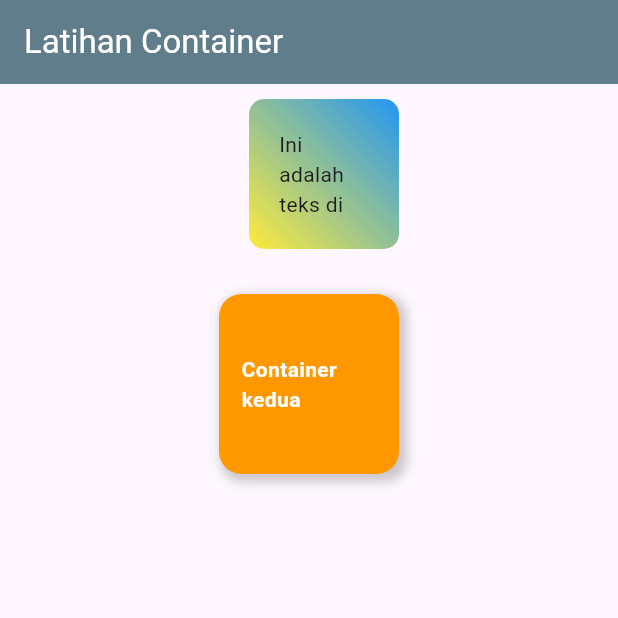
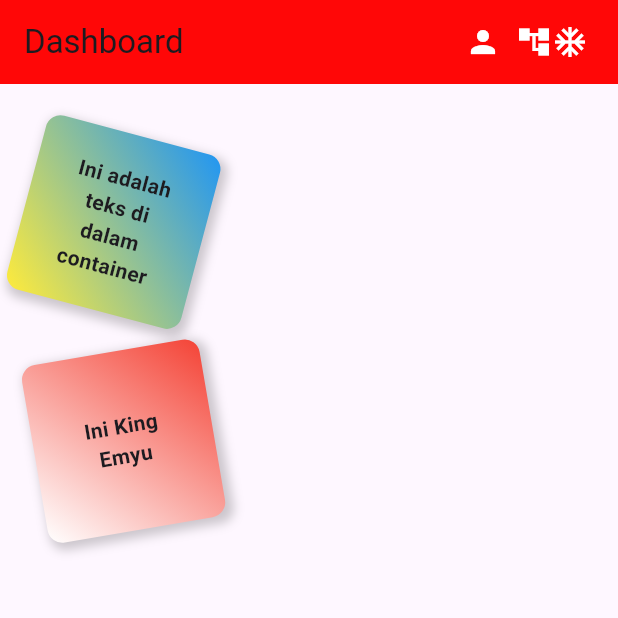
Before and after one commit to zaqimaulana/flutter_latihan_container, a Flutter app: the screen it shows after launch, on a phone screen of 412 x 824 dp, the top half of it. Run offline on Flutter 3.47's test engine with Material 3 defaults, Android fonts, the phone set to English and light mode, and no system bars.

Commit message:
container rotasi

```diff
--- a/lib/main.dart
+++ b/lib/main.dart
@@ -11,7 +11,7 @@ class MyApp extends StatelessWidget {
   Widget build(BuildContext context) {
     return MaterialApp(
       debugShowCheckedModeBanner: false,
-      title: "Latihan Container",
+      title: "judul aplikasi",
       home: const MyHome(),
     );
   }
@@ -24,20 +24,28 @@ class MyHome extends StatelessWidget {
   Widget build(BuildContext context) {
     return Scaffold(
       appBar: AppBar(
-        title: const Text("Latihan Container", style: TextStyle(color: Colors.white)),
-        backgroundColor: Colors.blueGrey,
+        title: const Text("Dashboard"),
+        backgroundColor: const Color.fromARGB(255, 255, 7, 7),
+        actions: const [
+          Icon(Icons.person, color: Colors.white),
+          SizedBox(width: 10),
+          Icon(Icons.account_tree, color: Colors.white),
+          Icon(Icons.ac_unit, color: Colors.white),
+          SizedBox(width: 20),
+        ],
       ),
-      body: Center(
-        child: Column(
-          mainAxisAlignment: MainAxisAlignment.start,
-          children: [
-            // 🔷 Container pertama
-            Container(
-              width: 100,
-              height: 100,
-              margin: const EdgeInsets.only(top: 10, left: 20),
+      body: Column(
+        crossAxisAlignment: CrossAxisAlignment.start,
+        children: [
+          // 🔄 Container 1 dengan efek rotasi 15 derajat
+          Transform.rotate(
+            angle: 0.26, // 0.26 radian = 15 derajat
+            child: Container(
+              width: 120,
+              height: 120,
+              alignment: Alignment.center,
+              margin: const EdgeInsets.only(top: 30, left: 20),
               padding: const EdgeInsets.all(20),
-              alignment: Alignment.topCenter,
               decoration: BoxDecoration(
                 gradient: const LinearGradient(
                   begin: Alignment.topRight,
@@ -45,22 +53,6 @@ class MyHome extends StatelessWidget {
                   colors: [Colors.blue, Colors.yellow],
                 ),
                 borderRadius: BorderRadius.circular(10.0),
-              ),
-              child: const Text("Ini adalah teks di dalam container"),
-            ),
-
-            const SizedBox(height: 20),
-
-            // 🔶 Container kedua (tambahan dari foto)
-            Container(
-              width: 120,
-              height: 120,
-              margin: const EdgeInsets.all(10),
-              padding: const EdgeInsets.all(15),
-              alignment: Alignment.center,
-              decoration: BoxDecoration(
-                color: Colors.orange,
-                borderRadius: BorderRadius.circular(15),
                 boxShadow: [
                   BoxShadow(
                     color: Colors.black.withOpacity(0.2),
@@ -71,12 +63,46 @@ class MyHome extends StatelessWidget {
                 ],
               ),
               child: const Text(
-                "Container kedua",
-                style: TextStyle(color: Colors.white, fontWeight: FontWeight.bold),
+                "Ini adalah teks di dalam container",
+                textAlign: TextAlign.center,
+                style: TextStyle(fontWeight: FontWeight.bold),
               ),
             ),
-          ],
-        ),
+          ),
+
+
+          Transform.rotate(
+            angle: -0.17, // -0.17 radian = -10 derajat
+            child: Container(
+              width: 120,
+              height: 120,
+              alignment: Alignment.center,
+              margin: const EdgeInsets.only(top: 30, left: 20),
+              padding: const EdgeInsets.all(20),
+              decoration: BoxDecoration(
+                gradient: const LinearGradient(
+                  begin: Alignment.topRight,
+                  end: Alignment.bottomLeft,
+                  colors: [Colors.red, Colors.white],
+                ),
+                borderRadius: BorderRadius.circular(10.0),
+                boxShadow: [
+                  BoxShadow(
+                    color: Colors.black.withOpacity(0.2),
+                    spreadRadius: 2,
+                    blurRadius: 5,
+                    offset: const Offset(3, 3),
+                  ),
+                ],
+              ),
+              child: const Text(
+                "Ini King Emyu",
+                textAlign: TextAlign.center,
+                style: TextStyle(fontWeight: FontWeight.bold),
+              ),
+            ),
+          ),
+        ],
       ),
     );
   }
```
